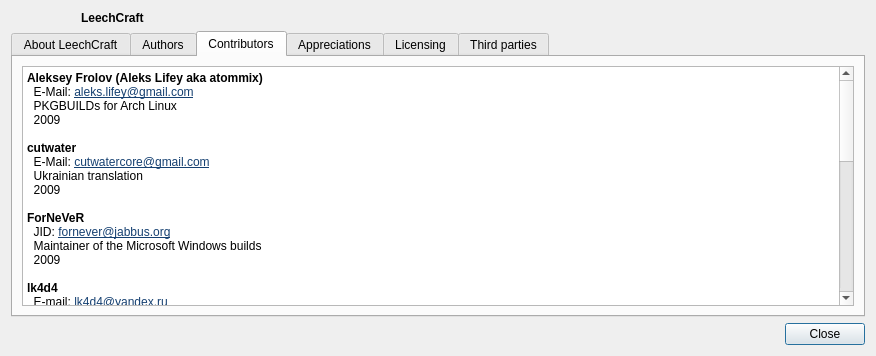
First picture: the form in src/aboutdialog.ui, repository 0xd34df00d/leechcraft, before the edit.
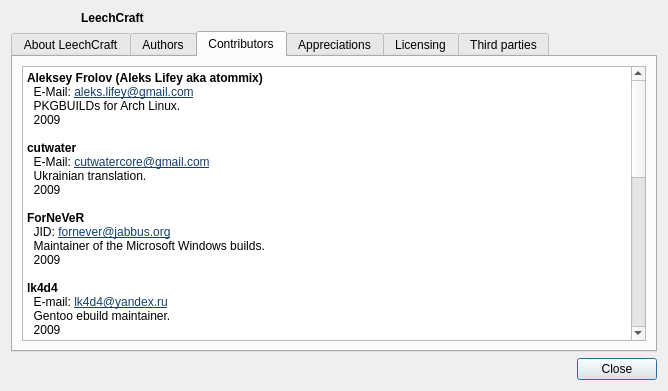
Second picture: the form after the edit. The open tabs and pages were chosen to show the change. Icons and pictures are not drawn.

Commit message: Core: added sejros to About Dialog, updated the dialog.

The edit to the form file:
```diff
--- a/src/aboutdialog.ui
+++ b/src/aboutdialog.ui
@@ -6,8 +6,8 @@
    <rect>
     <x>0</x>
     <y>0</y>
-    <width>876</width>
-    <height>356</height>
+    <width>668</width>
+    <height>391</height>
    </rect>
   </property>
   <property name="windowTitle">
@@ -141,47 +141,52 @@
 &lt;/style&gt;&lt;/head&gt;&lt;body style=&quot; font-family:'DejaVu Sans'; font-size:9pt; font-weight:400; font-style:normal;&quot;&gt;
 &lt;p style=&quot; margin-top:0px; margin-bottom:0px; margin-left:0px; margin-right:0px; -qt-block-indent:0; text-indent:0px;&quot;&gt;&lt;span style=&quot; font-weight:600;&quot;&gt;Aleksey Frolov (Aleks Lifey aka atommix)&lt;/span&gt;&lt;/p&gt;
 &lt;p style=&quot; margin-top:0px; margin-bottom:0px; margin-left:0px; margin-right:0px; -qt-block-indent:0; text-indent:0px;&quot;&gt;  E-Mail: &lt;a href=&quot;mailto:aleks.lifey@gmail.com&quot;&gt;&lt;span style=&quot; text-decoration: underline; color:#154071;&quot;&gt;aleks.lifey@gmail.com&lt;/span&gt;&lt;/a&gt;&lt;/p&gt;
-&lt;p style=&quot; margin-top:0px; margin-bottom:0px; margin-left:0px; margin-right:0px; -qt-block-indent:0; text-indent:0px;&quot;&gt;  PKGBUILDs for Arch Linux&lt;/p&gt;
+&lt;p style=&quot; margin-top:0px; margin-bottom:0px; margin-left:0px; margin-right:0px; -qt-block-indent:0; text-indent:0px;&quot;&gt;  PKGBUILDs for Arch Linux.&lt;/p&gt;
 &lt;p style=&quot; margin-top:0px; margin-bottom:0px; margin-left:0px; margin-right:0px; -qt-block-indent:0; text-indent:0px;&quot;&gt;  2009&lt;/p&gt;
 &lt;p style=&quot;-qt-paragraph-type:empty; margin-top:0px; margin-bottom:0px; margin-left:0px; margin-right:0px; -qt-block-indent:0; text-indent:0px;&quot;&gt;&lt;/p&gt;
 &lt;p style=&quot; margin-top:0px; margin-bottom:0px; margin-left:0px; margin-right:0px; -qt-block-indent:0; text-indent:0px;&quot;&gt;&lt;span style=&quot; font-weight:600;&quot;&gt;cutwater&lt;/span&gt;&lt;/p&gt;
 &lt;p style=&quot; margin-top:0px; margin-bottom:0px; margin-left:0px; margin-right:0px; -qt-block-indent:0; text-indent:0px;&quot;&gt;  E-Mail: &lt;a href=&quot;mailto:cutwatercore@gmail.com&quot;&gt;&lt;span style=&quot; text-decoration: underline; color:#154071;&quot;&gt;cutwatercore@gmail.com&lt;/span&gt;&lt;/a&gt;&lt;/p&gt;
-&lt;p style=&quot; margin-top:0px; margin-bottom:0px; margin-left:0px; margin-right:0px; -qt-block-indent:0; text-indent:0px;&quot;&gt;  Ukrainian translation&lt;/p&gt;
+&lt;p style=&quot; margin-top:0px; margin-bottom:0px; margin-left:0px; margin-right:0px; -qt-block-indent:0; text-indent:0px;&quot;&gt;  Ukrainian translation.&lt;/p&gt;
 &lt;p style=&quot; margin-top:0px; margin-bottom:0px; margin-left:0px; margin-right:0px; -qt-block-indent:0; text-indent:0px;&quot;&gt;  2009&lt;/p&gt;
 &lt;p style=&quot;-qt-paragraph-type:empty; margin-top:0px; margin-bottom:0px; margin-left:0px; margin-right:0px; -qt-block-indent:0; text-indent:0px;&quot;&gt;&lt;/p&gt;
 &lt;p style=&quot; margin-top:0px; margin-bottom:0px; margin-left:0px; margin-right:0px; -qt-block-indent:0; text-indent:0px;&quot;&gt;&lt;span style=&quot; font-weight:600;&quot;&gt;ForNeVeR&lt;/span&gt;&lt;/p&gt;
 &lt;p style=&quot; margin-top:0px; margin-bottom:0px; margin-left:0px; margin-right:0px; -qt-block-indent:0; text-indent:0px;&quot;&gt;  JID: &lt;a href=&quot;mailto:fornever@jabbus.org&quot;&gt;&lt;span style=&quot; text-decoration: underline; color:#154071;&quot;&gt;fornever@jabbus.org&lt;/span&gt;&lt;/a&gt;&lt;/p&gt;
-&lt;p style=&quot; margin-top:0px; margin-bottom:0px; margin-left:0px; margin-right:0px; -qt-block-indent:0; text-indent:0px;&quot;&gt;  Maintainer of the Microsoft Windows builds&lt;/p&gt;
+&lt;p style=&quot; margin-top:0px; margin-bottom:0px; margin-left:0px; margin-right:0px; -qt-block-indent:0; text-indent:0px;&quot;&gt;  Maintainer of the Microsoft Windows builds.&lt;/p&gt;
 &lt;p style=&quot; margin-top:0px; margin-bottom:0px; margin-left:0px; margin-right:0px; -qt-block-indent:0; text-indent:0px;&quot;&gt;  2009&lt;/p&gt;
 &lt;p style=&quot;-qt-paragraph-type:empty; margin-top:0px; margin-bottom:0px; margin-left:0px; margin-right:0px; -qt-block-indent:0; text-indent:0px;&quot;&gt;&lt;/p&gt;
 &lt;p style=&quot; margin-top:0px; margin-bottom:0px; margin-left:0px; margin-right:0px; -qt-block-indent:0; text-indent:0px;&quot;&gt;&lt;span style=&quot; font-weight:600;&quot;&gt;lk4d4&lt;/span&gt;&lt;/p&gt;
 &lt;p style=&quot; margin-top:0px; margin-bottom:0px; margin-left:0px; margin-right:0px; -qt-block-indent:0; text-indent:0px;&quot;&gt;  E-mail: &lt;a href=&quot;mailto:lk4d4@yandex.ru&quot;&gt;&lt;span style=&quot; text-decoration: underline; color:#154071;&quot;&gt;lk4d4@yandex.ru&lt;/span&gt;&lt;/a&gt;&lt;/p&gt;
-&lt;p style=&quot; margin-top:0px; margin-bottom:0px; margin-left:0px; margin-right:0px; -qt-block-indent:0; text-indent:0px;&quot;&gt;  Gentoo ebuild maintainer&lt;/p&gt;
+&lt;p style=&quot; margin-top:0px; margin-bottom:0px; margin-left:0px; margin-right:0px; -qt-block-indent:0; text-indent:0px;&quot;&gt;  Gentoo ebuild maintainer.&lt;/p&gt;
 &lt;p style=&quot; margin-top:0px; margin-bottom:0px; margin-left:0px; margin-right:0px; -qt-block-indent:0; text-indent:0px;&quot;&gt;  2009&lt;/p&gt;
 &lt;p style=&quot;-qt-paragraph-type:empty; margin-top:0px; margin-bottom:0px; margin-left:0px; margin-right:0px; -qt-block-indent:0; text-indent:0px; font-weight:600;&quot;&gt;&lt;/p&gt;
 &lt;p style=&quot; margin-top:0px; margin-bottom:0px; margin-left:0px; margin-right:0px; -qt-block-indent:0; text-indent:0px;&quot;&gt;&lt;span style=&quot; font-weight:600;&quot;&gt;Miha&lt;/span&gt;&lt;/p&gt;
 &lt;p style=&quot; margin-top:0px; margin-bottom:0px; margin-left:0px; margin-right:0px; -qt-block-indent:0; text-indent:0px;&quot;&gt;&lt;span style=&quot; font-weight:600;&quot;&gt;  &lt;/span&gt;E-mail: &lt;a href=&quot;mailto:miha@52.ru&quot;&gt;&lt;span style=&quot; text-decoration: underline; color:#154071;&quot;&gt;miha@52.ru&lt;/span&gt;&lt;/a&gt;&lt;/p&gt;
-&lt;p style=&quot; margin-top:0px; margin-bottom:0px; margin-left:0px; margin-right:0px; -qt-block-indent:0; text-indent:0px;&quot;&gt;  OpenSUSE package maintainer&lt;/p&gt;
+&lt;p style=&quot; margin-top:0px; margin-bottom:0px; margin-left:0px; margin-right:0px; -qt-block-indent:0; text-indent:0px;&quot;&gt;  OpenSUSE package maintainer.&lt;/p&gt;
 &lt;p style=&quot; margin-top:0px; margin-bottom:0px; margin-left:0px; margin-right:0px; -qt-block-indent:0; text-indent:0px;&quot;&gt;  2009&lt;/p&gt;
 &lt;p style=&quot;-qt-paragraph-type:empty; margin-top:0px; margin-bottom:0px; margin-left:0px; margin-right:0px; -qt-block-indent:0; text-indent:0px;&quot;&gt;&lt;/p&gt;
 &lt;p style=&quot; margin-top:0px; margin-bottom:0px; margin-left:0px; margin-right:0px; -qt-block-indent:0; text-indent:0px;&quot;&gt;&lt;span style=&quot; font-weight:600;&quot;&gt;Pevzi&lt;/span&gt;&lt;/p&gt;
 &lt;p style=&quot; margin-top:0px; margin-bottom:0px; margin-left:0px; margin-right:0px; -qt-block-indent:0; text-indent:0px;&quot;&gt;  E-mail: &lt;a href=&quot;mailto:pevzi23@gmail.com&quot;&gt;&lt;span style=&quot; text-decoration: underline; color:#154071;&quot;&gt;pevzi23@gmail.com&lt;/span&gt;&lt;/a&gt;&lt;/p&gt;
-&lt;p style=&quot; margin-top:0px; margin-bottom:0px; margin-left:0px; margin-right:0px; -qt-block-indent:0; text-indent:0px;&quot;&gt;  Graphics designer&lt;/p&gt;
+&lt;p style=&quot; margin-top:0px; margin-bottom:0px; margin-left:0px; margin-right:0px; -qt-block-indent:0; text-indent:0px;&quot;&gt;  Graphics designer.&lt;/p&gt;
 &lt;p style=&quot; margin-top:0px; margin-bottom:0px; margin-left:0px; margin-right:0px; -qt-block-indent:0; text-indent:0px;&quot;&gt;  2009&lt;/p&gt;
 &lt;p style=&quot;-qt-paragraph-type:empty; margin-top:0px; margin-bottom:0px; margin-left:0px; margin-right:0px; -qt-block-indent:0; text-indent:0px;&quot;&gt;&lt;/p&gt;
 &lt;p style=&quot; margin-top:0px; margin-bottom:0px; margin-left:0px; margin-right:0px; -qt-block-indent:0; text-indent:0px;&quot;&gt;&lt;span style=&quot; font-weight:600;&quot;&gt;Phóéñíx&lt;/span&gt;&lt;/p&gt;
 &lt;p style=&quot; margin-top:0px; margin-bottom:0px; margin-left:0px; margin-right:0px; -qt-block-indent:0; text-indent:0px;&quot;&gt;  JID: &lt;a href=&quot;xmpp:nounou@jabber.ru&quot;&gt;&lt;span style=&quot; text-decoration: underline; color:#154071;&quot;&gt;nounou@jabber.ru&lt;/span&gt;&lt;/a&gt;&lt;/p&gt;
-&lt;p style=&quot; margin-top:0px; margin-bottom:0px; margin-left:0px; margin-right:0px; -qt-block-indent:0; text-indent:0px;&quot;&gt;  Arabic translation&lt;/p&gt;
+&lt;p style=&quot; margin-top:0px; margin-bottom:0px; margin-left:0px; margin-right:0px; -qt-block-indent:0; text-indent:0px;&quot;&gt;  Arabic translation.&lt;/p&gt;
 &lt;p style=&quot; margin-top:0px; margin-bottom:0px; margin-left:0px; margin-right:0px; -qt-block-indent:0; text-indent:0px;&quot;&gt;  2009&lt;/p&gt;
 &lt;p style=&quot;-qt-paragraph-type:empty; margin-top:0px; margin-bottom:0px; margin-left:0px; margin-right:0px; -qt-block-indent:0; text-indent:0px;&quot;&gt;&lt;/p&gt;
 &lt;p style=&quot; margin-top:0px; margin-bottom:0px; margin-left:0px; margin-right:0px; -qt-block-indent:0; text-indent:0px;&quot;&gt;&lt;span style=&quot; font-weight:600;&quot;&gt;saksa&lt;/span&gt;&lt;/p&gt;
 &lt;p style=&quot; margin-top:0px; margin-bottom:0px; margin-left:0px; margin-right:0px; -qt-block-indent:0; text-indent:0px;&quot;&gt;  E-mail: &lt;a href=&quot;mailto:saksa.larissen@gmail.com&quot;&gt;&lt;span style=&quot; text-decoration: underline; color:#154071;&quot;&gt;saksa.larissen@gmail.com&lt;/span&gt;&lt;/a&gt;&lt;/p&gt;
-&lt;p style=&quot; margin-top:0px; margin-bottom:0px; margin-left:0px; margin-right:0px; -qt-block-indent:0; text-indent:0px;&quot;&gt;  Testing, proof-reading Russian translations and GUI ideas&lt;/p&gt;
+&lt;p style=&quot; margin-top:0px; margin-bottom:0px; margin-left:0px; margin-right:0px; -qt-block-indent:0; text-indent:0px;&quot;&gt;  Testing, proof-reading Russian translations and GUI ideas.&lt;/p&gt;
+&lt;p style=&quot; margin-top:0px; margin-bottom:0px; margin-left:0px; margin-right:0px; -qt-block-indent:0; text-indent:0px;&quot;&gt;  2009&lt;/p&gt;
+&lt;p style=&quot;-qt-paragraph-type:empty; margin-top:0px; margin-bottom:0px; margin-left:0px; margin-right:0px; -qt-block-indent:0; text-indent:0px;&quot;&gt;&lt;/p&gt;
+&lt;p style=&quot; margin-top:0px; margin-bottom:0px; margin-left:0px; margin-right:0px; -qt-block-indent:0; text-indent:0px;&quot;&gt;&lt;span style=&quot; font-weight:600;&quot;&gt;sejros&lt;/span&gt;&lt;/p&gt;
+&lt;p style=&quot; margin-top:0px; margin-bottom:0px; margin-left:0px; margin-right:0px; -qt-block-indent:0; text-indent:0px;&quot;&gt;  E-mail: &lt;a href=&quot;mailto:home@sejros.mp&quot;&gt;&lt;span style=&quot; text-decoration: underline; color:#3c7081;&quot;&gt;home@sejros.mp&lt;/span&gt;&lt;/a&gt;&lt;/p&gt;
+&lt;p style=&quot; margin-top:0px; margin-bottom:0px; margin-left:0px; margin-right:0px; -qt-block-indent:0; text-indent:0px;&quot;&gt;  Esperanto translation.&lt;/p&gt;
 &lt;p style=&quot; margin-top:0px; margin-bottom:0px; margin-left:0px; margin-right:0px; -qt-block-indent:0; text-indent:0px;&quot;&gt;  2009&lt;/p&gt;
 &lt;p style=&quot;-qt-paragraph-type:empty; margin-top:0px; margin-bottom:0px; margin-left:0px; margin-right:0px; -qt-block-indent:0; text-indent:0px;&quot;&gt;&lt;/p&gt;
 &lt;p style=&quot; margin-top:0px; margin-bottom:0px; margin-left:0px; margin-right:0px; -qt-block-indent:0; text-indent:0px;&quot;&gt;&lt;span style=&quot; font-weight:600;&quot;&gt;V0id&lt;/span&gt;&lt;/p&gt;
 &lt;p style=&quot; margin-top:0px; margin-bottom:0px; margin-left:0px; margin-right:0px; -qt-block-indent:0; text-indent:0px;&quot;&gt;  E-Mail: &lt;a href=&quot;mailto:getbusy@mail.ru&quot;&gt;&lt;span style=&quot; text-decoration: underline; color:#154071;&quot;&gt;getbusy@mail.ru&lt;/span&gt;&lt;/a&gt;&lt;/p&gt;
-&lt;p style=&quot; margin-top:0px; margin-bottom:0px; margin-left:0px; margin-right:0px; -qt-block-indent:0; text-indent:0px;&quot;&gt;  Aggregator fixes, improvements and Ukrainian translation&lt;/p&gt;
+&lt;p style=&quot; margin-top:0px; margin-bottom:0px; margin-left:0px; margin-right:0px; -qt-block-indent:0; text-indent:0px;&quot;&gt;  Aggregator fixes, improvements and Ukrainian translation.&lt;/p&gt;
 &lt;p style=&quot; margin-top:0px; margin-bottom:0px; margin-left:0px; margin-right:0px; -qt-block-indent:0; text-indent:0px;&quot;&gt;  2008&lt;/p&gt;&lt;/body&gt;&lt;/html&gt;</string>
          </property>
          <property name="openLinks">
```
Left out of the diff: 4 changed lines with no effect on the pictures.
